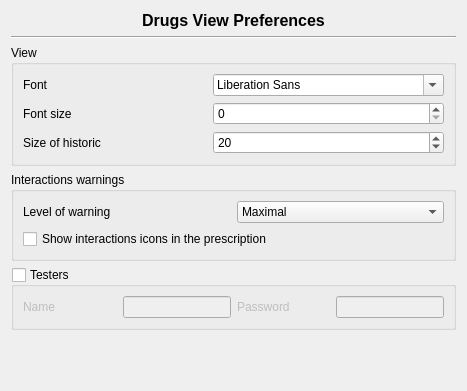
FreeHealth/freehealth, file plugins/drugsplugin/drugspreferences/drugsviewoptionspage.ui: the form before one commit.
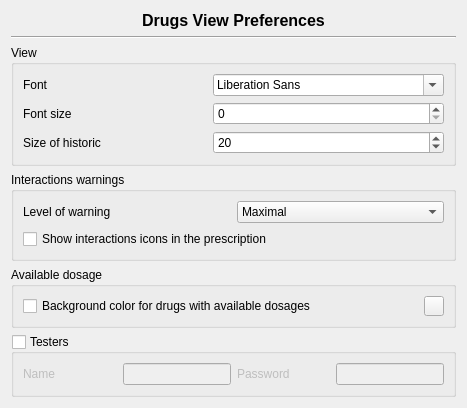
The form after the commit. Custom widgets are drawn as their Qt base class.

Commit message: ability to mark drugs with available dosages in DrugSelector (see GlobalDrugsModel)

What changed in the file:
```diff
--- a/plugins/drugsplugin/drugspreferences/drugsviewoptionspage.ui
+++ b/plugins/drugsplugin/drugspreferences/drugsviewoptionspage.ui
@@ -149,7 +149,7 @@
      </layout>
     </widget>
    </item>
-   <item row="4" column="0">
+   <item row="5" column="0">
     <widget class="QGroupBox" name="testerBox">
      <property name="title">
       <string>Testers</string>
@@ -200,7 +200,7 @@
      </layout>
     </widget>
    </item>
-   <item row="5" column="0">
+   <item row="6" column="0">
     <spacer name="verticalSpacer">
      <property name="orientation">
       <enum>Qt::Vertical</enum>
@@ -261,8 +261,50 @@
      </layout>
     </widget>
    </item>
+   <item row="4" column="0">
+    <widget class="QGroupBox" name="groupBox_3">
+     <property name="title">
+      <string>Available dosage</string>
+     </property>
+     <layout class="QGridLayout" name="gridLayout_5">
+      <item row="0" column="1">
+       <widget class="Utils::ColorButtonChooser" name="backgroundDosagesAvailableButton">
+        <property name="minimumSize">
+         <size>
+          <width>20</width>
+          <height>20</height>
+         </size>
+        </property>
+        <property name="maximumSize">
+         <size>
+          <width>20</width>
+          <height>20</height>
+         </size>
+        </property>
+        <property name="text">
+         <string/>
+        </property>
+       </widget>
+      </item>
+      <item row="0" column="0">
+       <widget class="QCheckBox" name="useBackgroundForDosages">
+        <property name="text">
+         <string>Background color for drugs with available dosages</string>
+        </property>
+       </widget>
+      </item>
+     </layout>
+    </widget>
+   </item>
   </layout>
  </widget>
+ <customwidgets>
+  <customwidget>
+   <class>Utils::ColorButtonChooser</class>
+   <extends>QPushButton</extends>
+   <header location="global">utils/widgets/colorbuttonchooser.h</header>
+  </customwidget>
+ </customwidgets>
  <resources/>
  <connections/>
 </ui>
```
The commit also changes 2 other files.
